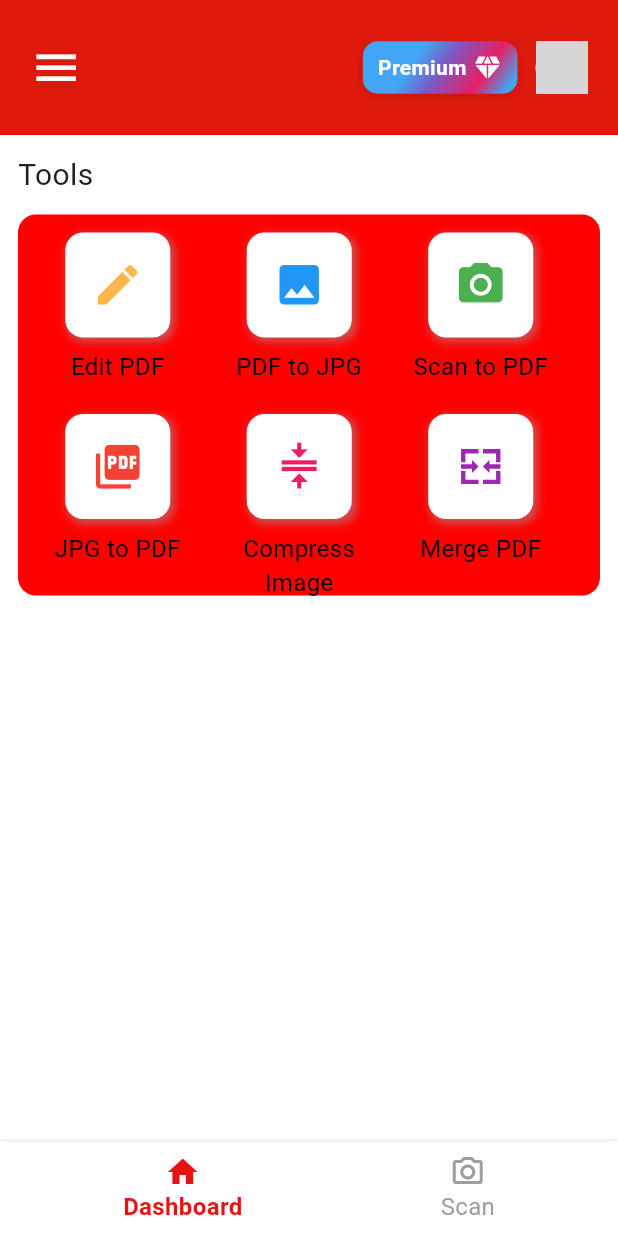
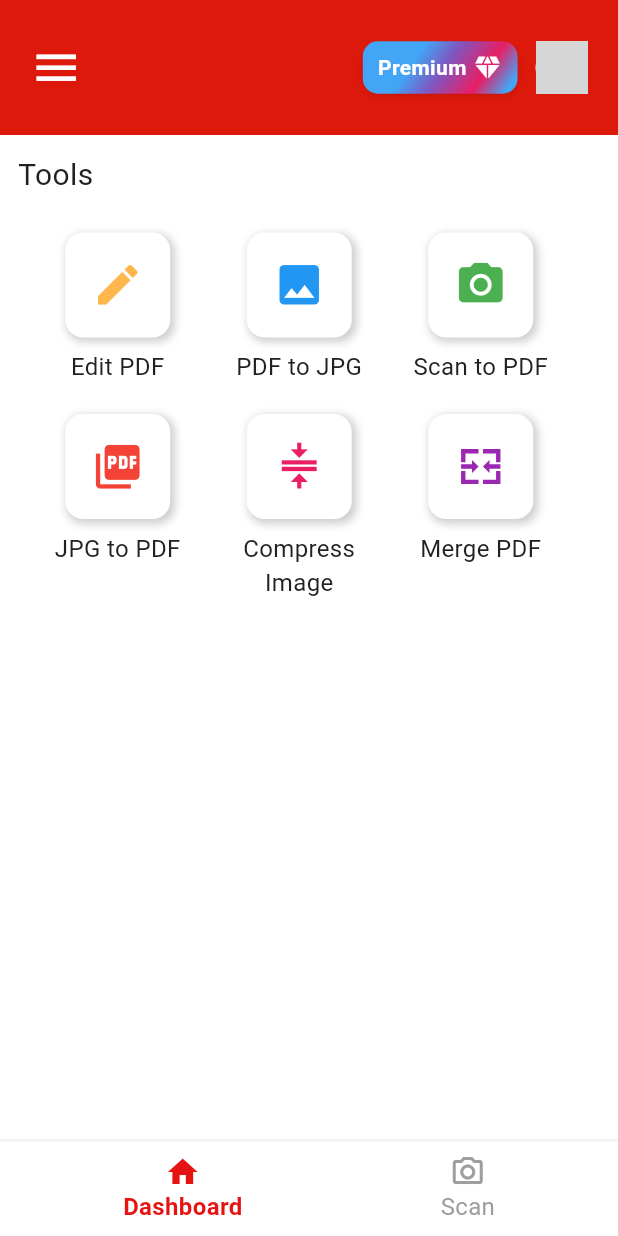
Before and after one commit to mkdm54/easyPDF-app, a Flutter app: the screen it shows after launch, on a phone screen of 412 x 824 dp. Run offline on Flutter 3.47's test engine with Material 3 defaults, Android fonts, the phone set to English and light mode, and no system bars; our stand-ins replace flutter_svg, video_player; grey boxes are pictures that could not be loaded.

Commit message:
FIX: merubah warna tombol tools dan warna label agar mengikuti tema system

```diff
--- a/lib/widgets/dashboard_widget/button_tools.dart
+++ b/lib/widgets/dashboard_widget/button_tools.dart
@@ -14,6 +14,7 @@ class ButtonTools extends StatelessWidget {
 
   @override
   Widget build(BuildContext context) {
+    final colors = Theme.of(context).colorScheme;
     return InkWell(
       onTap: onpressed,
       borderRadius: BorderRadius.circular(12),
@@ -43,7 +44,7 @@ class ButtonTools extends StatelessWidget {
               label,
               overflow: TextOverflow.visible,
               textAlign: TextAlign.center,
-              style: const TextStyle(color: Colors.black),
+              style: TextStyle(color: colors.onSurface),
             ),
           ),
         ],
--- a/lib/widgets/dashboard_widget/button_tools_card.dart
+++ b/lib/widgets/dashboard_widget/button_tools_card.dart
@@ -44,11 +44,12 @@ class _ButtonToolsCardState extends State<ButtonToolsCard> {
 
   @override
   Widget build(BuildContext context) {
+    final colors = Theme.of(context).colorScheme;
     return Container(
       width: double.infinity,
       decoration: BoxDecoration(
         borderRadius: BorderRadius.circular(12),
-        color: const Color.fromARGB(255, 255, 0, 0),
+        color: colors.surface,
       ),
       child: Padding(
         padding: EdgeInsets.all(12),
```
